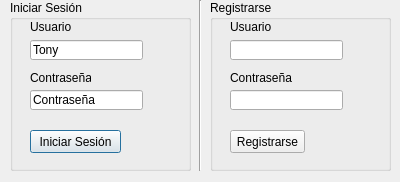
Before: the Qt Designer form logwindow.ui in TonyChagolla/UG_Cloud, drawn with Qt 5.
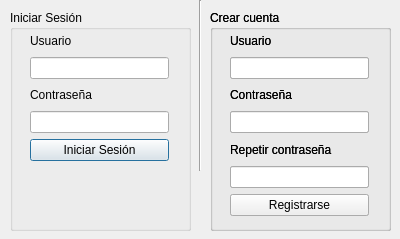
After: the same form once the commit is applied.

```diff
--- a/logwindow.ui
+++ b/logwindow.ui
@@ -7,7 +7,7 @@
     <x>0</x>
     <y>0</y>
     <width>400</width>
-    <height>182</height>
+    <height>239</height>
    </rect>
   </property>
   <property name="windowTitle">
@@ -30,150 +30,221 @@
    <property name="geometry">
     <rect>
      <x>10</x>
-     <y>0</y>
+     <y>10</y>
      <width>181</width>
-     <height>171</height>
+     <height>221</height>
     </rect>
    </property>
    <property name="title">
     <string>Iniciar Sesión</string>
    </property>
-   <widget class="QLineEdit" name="tbxUser">
-    <property name="geometry">
-     <rect>
-      <x>20</x>
-      <y>40</y>
-      <width>113</width>
-      <height>20</height>
-     </rect>
-    </property>
-    <property name="text">
-     <string>Tony</string>
-    </property>
-   </widget>
-   <widget class="QLabel" name="label">
+   <widget class="QWidget" name="">
     <property name="geometry">
      <rect>
       <x>20</x>
       <y>20</y>
-      <width>47</width>
-      <height>13</height>
+      <width>139</width>
+      <height>131</height>
      </rect>
     </property>
-    <property name="text">
-     <string>Usuario</string>
-    </property>
-   </widget>
-   <widget class="QLineEdit" name="tbxPass">
-    <property name="geometry">
-     <rect>
-      <x>20</x>
-      <y>90</y>
-      <width>113</width>
-      <height>20</height>
-     </rect>
-    </property>
-    <property name="text">
-     <string>Contraseña</string>
-    </property>
-   </widget>
-   <widget class="QLabel" name="label_2">
-    <property name="geometry">
-     <rect>
-      <x>20</x>
-      <y>70</y>
-      <width>61</width>
-      <height>16</height>
-     </rect>
-    </property>
-    <property name="text">
-     <string>Contraseña</string>
-    </property>
-   </widget>
-   <widget class="QPushButton" name="btnLog">
-    <property name="geometry">
-     <rect>
-      <x>20</x>
-      <y>130</y>
-      <width>91</width>
-      <height>23</height>
-     </rect>
-    </property>
-    <property name="text">
-     <string>Iniciar Sesión</string>
-    </property>
+    <layout class="QVBoxLayout" name="verticalLayout_2">
+     <item>
+      <widget class="QLabel" name="label">
+       <property name="text">
+        <string>Usuario</string>
+       </property>
+      </widget>
+     </item>
+     <item>
+      <widget class="QLineEdit" name="tbxUser">
+       <property name="text">
+        <string/>
+       </property>
+      </widget>
+     </item>
+     <item>
+      <widget class="QLabel" name="label_2">
+       <property name="text">
+        <string>Contraseña</string>
+       </property>
+      </widget>
+     </item>
+     <item>
+      <widget class="QLineEdit" name="tbxPass">
+       <property name="inputMask">
+        <string/>
+       </property>
+       <property name="text">
+        <string/>
+       </property>
+       <property name="echoMode">
+        <enum>QLineEdit::Password</enum>
+       </property>
+       <property name="clearButtonEnabled">
+        <bool>false</bool>
+       </property>
+      </widget>
+     </item>
+     <item>
+      <widget class="QPushButton" name="btnLog">
+       <property name="text">
+        <string>Iniciar Sesión</string>
+       </property>
+      </widget>
+     </item>
+    </layout>
    </widget>
   </widget>
   <widget class="QGroupBox" name="groupBox_2">
    <property name="geometry">
     <rect>
      <x>210</x>
-     <y>0</y>
+     <y>10</y>
      <width>181</width>
-     <height>171</height>
+     <height>221</height>
     </rect>
    </property>
    <property name="title">
-    <string>Registrarse</string>
+    <string>Crear cuenta</string>
    </property>
-   <widget class="QLineEdit" name="tbxUserP">
+   <widget class="QGroupBox" name="groupBox_3">
     <property name="geometry">
      <rect>
-      <x>20</x>
-      <y>40</y>
-      <width>113</width>
-      <height>20</height>
+      <x>0</x>
+      <y>0</y>
+      <width>181</width>
+      <height>221</height>
      </rect>
     </property>
+    <property name="title">
+     <string>Crear cuenta</string>
+    </property>
+    <widget class="QWidget" name="layoutWidget">
+     <property name="geometry">
+      <rect>
+       <x>20</x>
+       <y>20</y>
+       <width>139</width>
+       <height>186</height>
+      </rect>
+     </property>
+     <layout class="QVBoxLayout" name="verticalLayout_3">
+      <item>
+       <widget class="QLabel" name="label_6">
+        <property name="text">
+         <string>Usuario</string>
+        </property>
+       </widget>
+      </item>
+      <item>
+       <widget class="QLineEdit" name="tbxUserP_2"/>
+      </item>
+      <item>
+       <widget class="QLabel" name="label_7">
+        <property name="text">
+         <string>Contraseña</string>
+        </property>
+       </widget>
+      </item>
+      <item>
+       <widget class="QLineEdit" name="tbxPassP_3">
+        <property name="text">
+         <string/>
+        </property>
+        <property name="echoMode">
+         <enum>QLineEdit::Password</enum>
+        </property>
+       </widget>
+      </item>
+      <item>
+       <widget class="QLabel" name="label_8">
+        <property name="text">
+         <string>Repetir contraseña</string>
+        </property>
+       </widget>
+      </item>
+      <item>
+       <widget class="QLineEdit" name="tbxPassP_4">
+        <property name="text">
+         <string/>
+        </property>
+        <property name="echoMode">
+         <enum>QLineEdit::Password</enum>
+        </property>
+       </widget>
+      </item>
+      <item>
+       <widget class="QPushButton" name="btnSignUp_2">
+        <property name="text">
+         <string>Registrarse</string>
+        </property>
+       </widget>
+      </item>
+     </layout>
+    </widget>
    </widget>
-   <widget class="QLabel" name="label_3">
+   <widget class="QWidget" name="">
     <property name="geometry">
      <rect>
       <x>20</x>
       <y>20</y>
-      <width>47</width>
-      <height>13</height>
+      <width>139</width>
+      <height>186</height>
      </rect>
     </property>
-    <property name="text">
-     <string>Usuario</string>
-    </property>
-   </widget>
-   <widget class="QLineEdit" name="tbxPassP">
-    <property name="geometry">
-     <rect>
-      <x>20</x>
-      <y>90</y>
-      <width>113</width>
-      <height>20</height>
-     </rect>
-    </property>
-   </widget>
-   <widget class="QLabel" name="label_4">
-    <property name="geometry">
-     <rect>
-      <x>20</x>
-      <y>70</y>
-      <width>71</width>
-      <height>16</height>
-     </rect>
-    </property>
-    <property name="text">
-     <string>Contraseña</string>
-    </property>
-   </widget>
-   <widget class="QPushButton" name="btnSignUp">
-    <property name="geometry">
-     <rect>
-      <x>20</x>
-      <y>130</y>
-      <width>75</width>
-      <height>23</height>
-     </rect>
-    </property>
-    <property name="text">
-     <string>Registrarse</string>
-    </property>
+    <layout class="QVBoxLayout" name="verticalLayout">
+     <item>
+      <widget class="QLabel" name="label_3">
+       <property name="text">
+        <string>Usuario</string>
+       </property>
+      </widget>
+     </item>
+     <item>
+      <widget class="QLineEdit" name="tbxUserP"/>
+     </item>
+     <item>
+      <widget class="QLabel" name="label_4">
+       <property name="text">
+        <string>Contraseña</string>
+       </property>
+      </widget>
+     </item>
+     <item>
+      <widget class="QLineEdit" name="tbxPassP">
+       <property name="text">
+        <string/>
+       </property>
+       <property name="echoMode">
+        <enum>QLineEdit::Password</enum>
+       </property>
+      </widget>
+     </item>
+     <item>
+      <widget class="QLabel" name="label_5">
+       <property name="text">
+        <string>Repetir contraseña</string>
+       </property>
+      </widget>
+     </item>
+     <item>
+      <widget class="QLineEdit" name="tbxPassP_2">
+       <property name="text">
+        <string/>
+       </property>
+       <property name="echoMode">
+        <enum>QLineEdit::Password</enum>
+       </property>
+      </widget>
+     </item>
+     <item>
+      <widget class="QPushButton" name="btnSignUp">
+       <property name="text">
+        <string>Registrarse</string>
+       </property>
+      </widget>
+     </item>
+    </layout>
    </widget>
   </widget>
  </widget>
```
